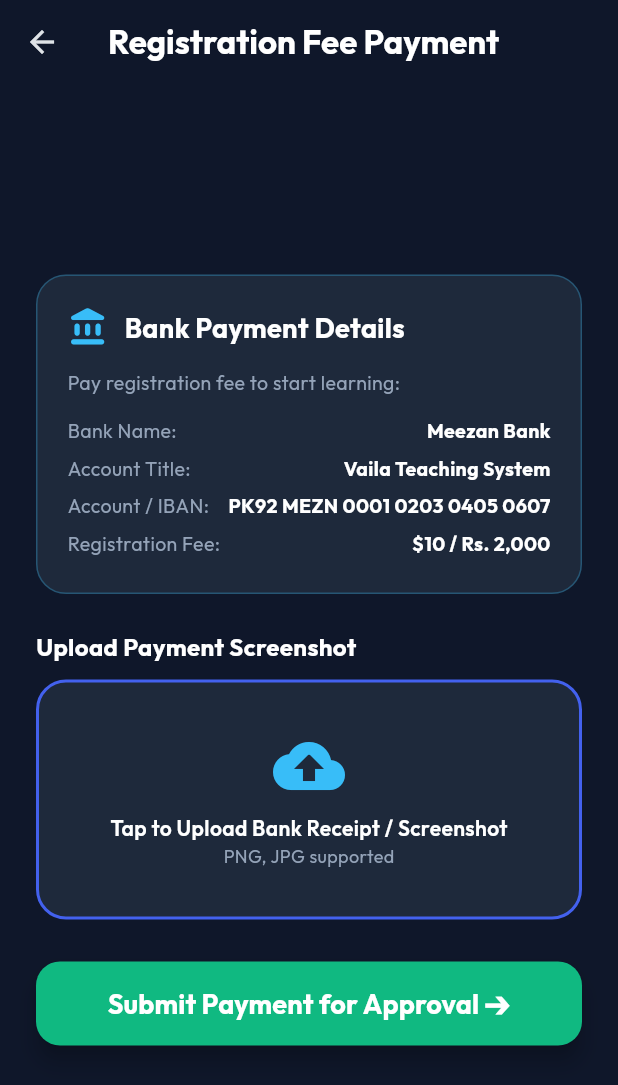
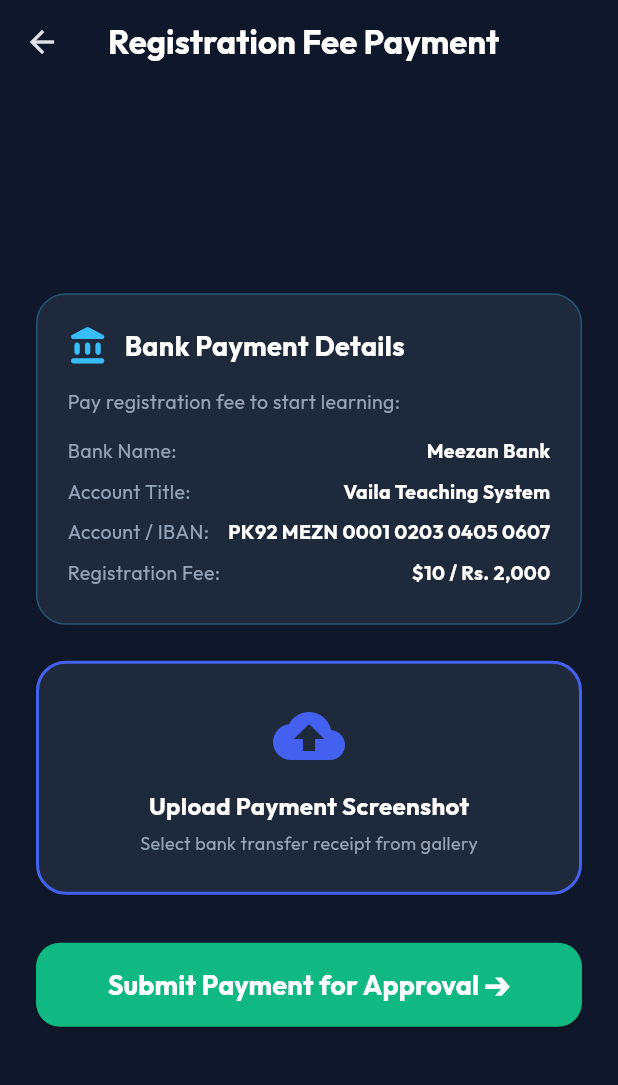
Before and after one commit to umerfarooqlaghari/Naila-teaching-alphabets, a Flutter app: the PaymentUploadScreen screen opened directly with empty values, on a phone screen of 412 x 824 dp. Shown: the top 1085 px of the screen. Run offline on Flutter 3.47's test engine with Material 3 defaults, Android fonts, the phone set to English and light mode, and no system bars; our stand-ins replace flutter_tts, google_fonts, image_picker, just_audio, shared_preferences, speech_to_text and 1 more; missing offline and left inert: record; accounts and stored records are empty.

Commit message:
Fix Android permissions, custom app icon, UI responsiveness, IBAN overlap, and audio evaluation timeout

```diff
--- a/frontend/lib/screens/login_screen.dart
+++ b/frontend/lib/screens/login_screen.dart
@@ -55,7 +55,7 @@
           'email_or_username': input,
           'password': password,
         }),
-      ).timeout(const Duration(seconds: 10));
+      ).timeout(const Duration(seconds: 45));
 
       final data = jsonDecode(response.body);
 
@@ -82,7 +82,7 @@
         }
       }
     } catch (e) {
-      setState(() => _errorMessage = "Could not connect to backend server. Make sure Python FastAPI is running.");
+      setState(() => _errorMessage = "Connection timeout / server waking up. Please try signing in again.");
     } finally {
       if (mounted) setState(() => _isLoading = false);
     }
--- a/frontend/lib/screens/payment_upload_screen.dart
+++ b/frontend/lib/screens/payment_upload_screen.dart
@@ -69,7 +69,7 @@
         ),
       );
 
-      final streamedResponse = await request.send().timeout(const Duration(seconds: 15));
+      final streamedResponse = await request.send().timeout(const Duration(seconds: 45));
       final response = await http.Response.fromStream(streamedResponse);
       final data = jsonDecode(response.body);
 
@@ -83,7 +83,7 @@
         setState(() => _errorMessage = data['detail'] ?? data['message'] ?? 'Registration failed');
       }
     } catch (e) {
-      setState(() => _errorMessage = "Network error registering user. Check backend server.");
+      setState(() => _errorMessage = "Server timeout waking up backend. Please tap Submit again in a few seconds.");
     } finally {
       if (mounted) setState(() => _isSubmitting = false);
     }
@@ -137,27 +137,24 @@
                   ),
 
                   const SizedBox(height: 24),
-
-                  if (_errorMessage != null)
+                  if (_errorMessage != null) ...[
                     Container(
                       padding: const EdgeInsets.all(12),
-                      margin: const EdgeInsets.only(bottom: 16),
                       decoration: BoxDecoration(
-                        color: Colors.redAccent.withOpacity(0.15),
+                        color: Colors.red.withOpacity(0.15),
+                        border: Border.all(color: Colors.redAccent),
                         borderRadius: BorderRadius.circular(12),
-                        border: Border.all(color: Colors.redAccent),
                       ),
-                      child: Text(_errorMessage!, style: GoogleFonts.outfit(color: Colors.redAccent, fontSize: 13)),
+                      child: Text(_errorMessage!, style: GoogleFonts.outfit(color: Colors.redAccent, fontSize: 13), textAlign: TextAlign.center),
                     ),
+                    const SizedBox(height: 16),
+                  ],
 
-                  // Upload Payment Screenshot Area
-                  Text("Upload Payment Screenshot", style: GoogleFonts.outfit(color: Colors.white, fontSize: 16, fontWeight: FontWeight.bold)),
-                  const SizedBox(height: 10),
-
+                  // Upload Payment Screenshot Box
                   GestureDetector(
                     onTap: _pickScreenshot,
                     child: Container(
-                      height: 160,
+                      padding: const EdgeInsets.all(24),
                       decoration: BoxDecoration(
                         color: const Color(0xFF1E293B),
                         borderRadius: BorderRadius.circular(20),
@@ -166,37 +163,40 @@
                           width: 2,
                         ),
                       ),
-                      child: _selectedImage != null
-                          ? Column(
-                              mainAxisAlignment: MainAxisAlignment.center,
-                              children: [
-                                const Icon(Icons.check_circle_rounded, color: Colors.greenAccent, size: 48),
-                                const SizedBox(height: 8),
-                                Text("Screenshot Attached Successfully!", style: GoogleFonts.outfit(color: Colors.greenAccent, fontWeight: FontWeight.bold)),
-                                Text("Tap to change image", style: GoogleFonts.outfit(color: Colors.grey.shade400, fontSize: 12)),
-                              ],
-                            )
-                          : Column(
-                              mainAxisAlignment: MainAxisAlignment.center,
-                              children: [
-                                const Icon(Icons.cloud_upload_rounded, color: Color(0xFF38BDF8), size: 48),
-                                const SizedBox(height: 8),
-                                Text("Tap to Upload Bank Receipt / Screenshot", style: GoogleFonts.outfit(color: Colors.white, fontWeight: FontWeight.w600)),
-                                Text("PNG, JPG supported", style: GoogleFonts.outfit(color: const Color(0xFF94A3B8), fontSize: 12)),
-                              ],
+                      child: Column(
+                        children: [
+                          Icon(
+                            _selectedImage != null ? Icons.check_circle_rounded : Icons.cloud_upload_rounded,
+                            color: _selectedImage != null ? Colors.greenAccent : const Color(0xFF4361EE),
+                            size: 48,
+                          ),
+                          const SizedBox(height: 12),
+                          Text(
+                            _selectedImage != null ? "Screenshot Attached Successfully!" : "Upload Payment Screenshot",
+                            style: GoogleFonts.outfit(
+                              fontSize: 16,
+                              fontWeight: FontWeight.bold,
+                              color: _selectedImage != null ? Colors.greenAccent : Colors.white,
                             ),
+                          ),
+                          const SizedBox(height: 4),
+                          Text(
+                            _selectedImage != null ? "Tap to change image" : "Select bank transfer receipt from gallery",
+                            style: GoogleFonts.outfit(color: const Color(0xFF94A3B8), fontSize: 12),
+                          ),
+                        ],
+                      ),
                     ),
                   ),
 
-                  const SizedBox(height: 28),
+                  const SizedBox(height: 32),
 
                   SizedBox(
                     height: 56,
                     child: ElevatedButton(
                       style: ElevatedButton.styleFrom(
-                        backgroundColor: const Color(0xFF10B981), // Emerald
+                        backgroundColor: const Color(0xFF10B981),
                         shape: RoundedRectangleBorder(borderRadius: BorderRadius.circular(16)),
-                        elevation: 6,
                       ),
                       onPressed: _isSubmitting ? null : _submitRegistration,
                       child: _isSubmitting
@@ -215,12 +215,19 @@
 
   Widget _buildDetailRow(String label, String value) {
     return Padding(
-      padding: const EdgeInsets.symmetric(vertical: 3.0),
+      padding: const EdgeInsets.symmetric(vertical: 4.0),
       child: Row(
-        mainAxisAlignment: MainAxisAlignment.spaceBetween,
+        crossAxisAlignment: CrossAxisAlignment.start,
         children: [
           Text(label, style: GoogleFonts.outfit(color: const Color(0xFF94A3B8), fontSize: 13)),
-          Text(value, style: GoogleFonts.outfit(color: Colors.white, fontWeight: FontWeight.bold, fontSize: 13)),
+          const SizedBox(width: 8),
+          Expanded(
+            child: Text(
+              value,
+              textAlign: TextAlign.right,
+              style: GoogleFonts.outfit(color: Colors.white, fontWeight: FontWeight.bold, fontSize: 13),
+            ),
+          ),
         ],
       ),
     );
--- a/frontend/lib/services/api_service.dart
+++ b/frontend/lib/services/api_service.dart
@@ -3,9 +3,9 @@
 import 'package:http/http.dart' as http;
 
 class ApiService {
-  // Configurable backend URL (e.g. http://10.0.2.2:5000 for Android Emulator, http://localhost:5000 for web/desktop/iOS simulator)
-  static const String baseUrl = 'http://10.0.2.2:5000/api';
-  static const String fallbackUrl = 'http://localhost:5000/api';
+  // Configurable backend URL (production Render endpoint)
+  static const String baseUrl = 'https://naila-teaching-alphabets.onrender.com/api';
+  static const String fallbackUrl = 'https://naila-teaching-alphabets.onrender.com/api';
 
   /// Sends the recorded user audio file to Node.js backend for AI Voice Verification
   static Future<Map<String, dynamic>> verifyVoice({
--- a/frontend/pubspec.yaml
+++ b/frontend/pubspec.yaml
@@ -26,5 +26,8 @@
     sdk: flutter
   flutter_lints: ^4.0.0
 
+dependency_overrides:
+  record_platform_interface: 1.2.0
+
 flutter:
   uses-material-design: true
```
Also changed, not shown: frontend/lib/screens/user_dashboard_screen.dart (+16 -7 lines), frontend/lib/screens/vaila_home_screen.dart (+28 -7 lines), frontend/pubspec.lock, 6 other files.
